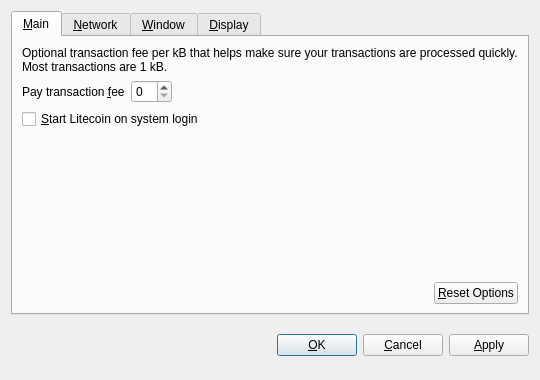
Before: the Qt Designer form src/qt/forms/optionsdialog.ui in gamers-coin/gamecredits, drawn with Qt 5.
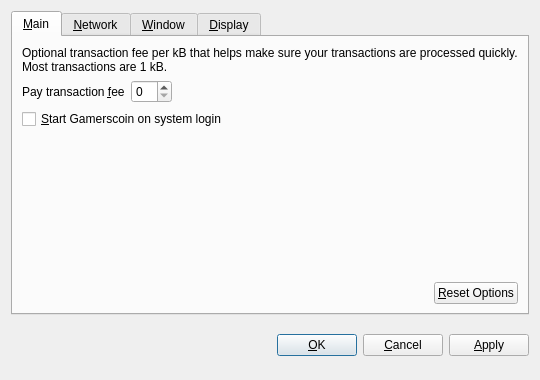
After: the same form once the commit is applied. Custom widgets are drawn as their Qt base class.

```diff
--- a/src/qt/forms/optionsdialog.ui
+++ b/src/qt/forms/optionsdialog.ui
@@ -82,7 +82,7 @@
           <string>Automatically start Litecoin after logging in to the system.</string>
          </property>
          <property name="text">
-          <string>&amp;Start Litecoin on system login</string>
+          <string>&amp;Start Gamerscoin on system login</string>
          </property>
         </widget>
        </item>
```
Left out of the diff: 10 changed lines with no effect on the pictures.
